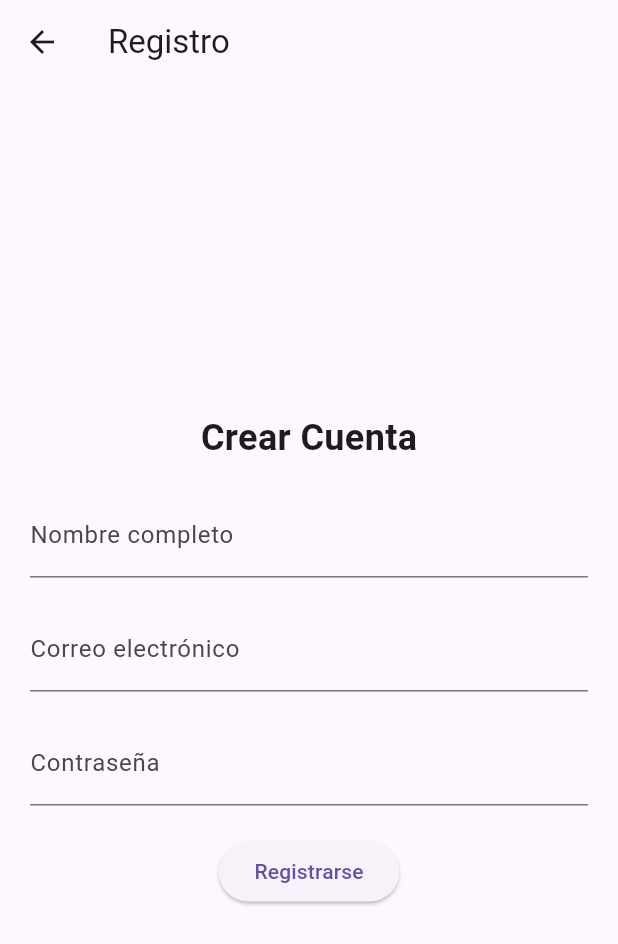
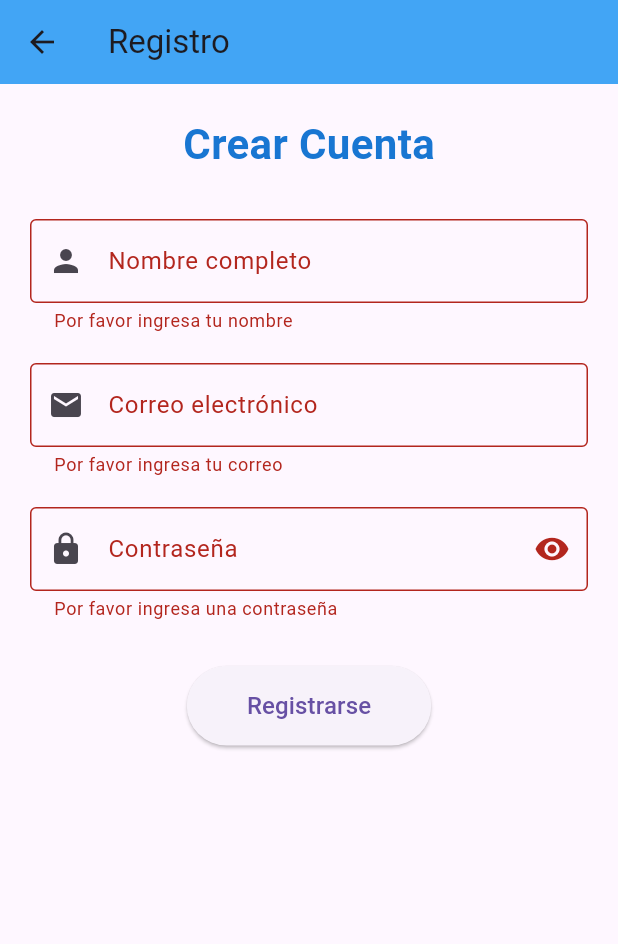
Before and after one commit to Ipeross/Examen_Moviles_Feast_Fit_IPO, a Flutter app: the RegisterScreen screen opened directly, after a tap on "Registrarse", on a phone screen of 412 x 824 dp. Shown: the top 944 px of the screen. Run offline on Flutter 3.47's test engine with Material 3 defaults, Android fonts, the phone set to English and light mode, and no system bars.

Commit message:
Add form validation, includ icons in the fields, add a button to show/hide the password, implement a ScrollView to handle the keyboard, and add specific validations for email and password.

```diff
--- a/lib/screens/register_screen.dart
+++ b/lib/screens/register_screen.dart
@@ -1,51 +1,113 @@
 import 'package:flutter/material.dart';
 
-class RegisterScreen extends StatelessWidget {
+class RegisterScreen extends StatefulWidget {
   const RegisterScreen({super.key});
+
+  @override
+  _RegisterScreenState createState() => _RegisterScreenState();
+}
+
+class _RegisterScreenState extends State<RegisterScreen> {
+  final _formKey = GlobalKey<FormState>();
+  bool _isPasswordVisible = false;
 
   @override
   Widget build(BuildContext context) {
     return Scaffold(
       appBar: AppBar(
         title: const Text('Registro'),
+        backgroundColor: Colors.blue.shade400,
       ),
-      body: Padding(
+      body: SingleChildScrollView(
         padding: const EdgeInsets.all(20.0),
+        child: Form(
+          key: _formKey,
           child: Column(
-          mainAxisAlignment: MainAxisAlignment.center,
             children: [
-            const Text(
+              Text(
                 'Crear Cuenta',
                 style: TextStyle(
-                fontSize: 24,
+                  fontSize: 28,
                   fontWeight: FontWeight.bold,
+                  color: Colors.blue.shade700,
                 ),
               ),
+              const SizedBox(height: 30),
+              TextFormField(
+                decoration: const InputDecoration(
+                  labelText: 'Nombre completo',
+                  prefixIcon: Icon(Icons.person),
+                  border: OutlineInputBorder(),
+                ),
+                validator: (value) {
+                  if (value == null || value.isEmpty) {
+                    return 'Por favor ingresa tu nombre';
+                  }
+                  return null;
+                },
+              ),
               const SizedBox(height: 20),
-            const TextField(
+              TextFormField(
+                decoration: const InputDecoration(
+                  labelText: 'Correo electrónico',
+                  prefixIcon: Icon(Icons.email),
+                  border: OutlineInputBorder(),
+                ),
+                validator: (value) {
+                  if (value == null || value.isEmpty) {
+                    return 'Por favor ingresa tu correo';
+                  }
+                  if (!value.contains('@')) {
+                    return 'Ingresa un correo válido';
+                  }
+                  return null;
+                },
+              ),
+              const SizedBox(height: 20),
+              TextFormField(
+                obscureText: !_isPasswordVisible,
                 decoration: InputDecoration(
-                labelText: 'Nombre completo',
+                  labelText: 'Contraseña',
+                  prefixIcon: const Icon(Icons.lock),
+                  suffixIcon: IconButton(
+                    icon: Icon(
+                      _isPasswordVisible ? Icons.visibility_off : Icons.visibility,
+                    ),
+                    onPressed: () {
+                      setState(() {
+                        _isPasswordVisible = !_isPasswordVisible;
+                      });
+                    },
+                  ),
+                  border: const OutlineInputBorder(),
+                ),
+                validator: (value) {
+                  if (value == null || value.isEmpty) {
+                    return 'Por favor ingresa una contraseña';
+                  }
+                  if (value.length < 6) {
+                    return 'La contraseña debe tener al menos 6 caracteres';
+                  }
+                  return null;
+                },
+              ),
+              const SizedBox(height: 30),
+              ElevatedButton(
+                onPressed: () {
+                  if (_formKey.currentState!.validate()) {
+                    // Procesar el registro
+                  }
+                },
+                style: ElevatedButton.styleFrom(
+                  padding: const EdgeInsets.symmetric(horizontal: 40, vertical: 15),
+                ),
+                child: const Text(
+                  'Registrarse',
+                  style: TextStyle(fontSize: 16),
                 ),
               ),
-            const SizedBox(height: 20),
-            const TextField(
-              decoration: InputDecoration(
-                labelText: 'Correo electrónico',
+            ],
           ),
-            ),
-            const SizedBox(height: 20),
-            const TextField(
-              decoration: InputDecoration(
-                labelText: 'Contraseña',
-              ),
-              obscureText: true,
-            ),
-            const SizedBox(height: 20),
-            ElevatedButton(
-              onPressed: () {},
-              child: const Text('Registrarse'),
-            ),
-          ],
         ),
       ),
     );
```
Lines whose indentation alone changed are shown as unchanged.
